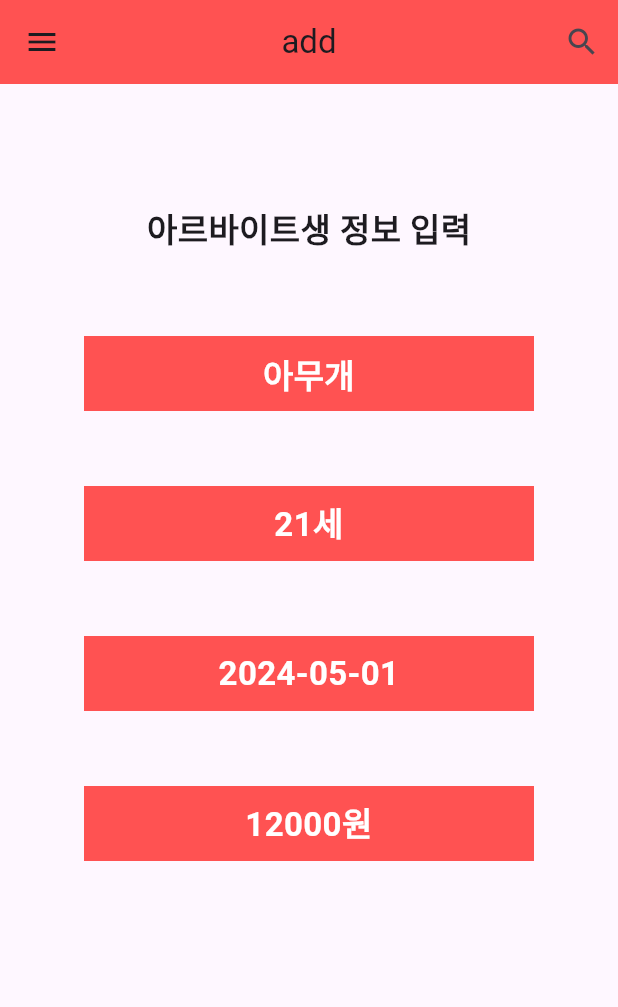
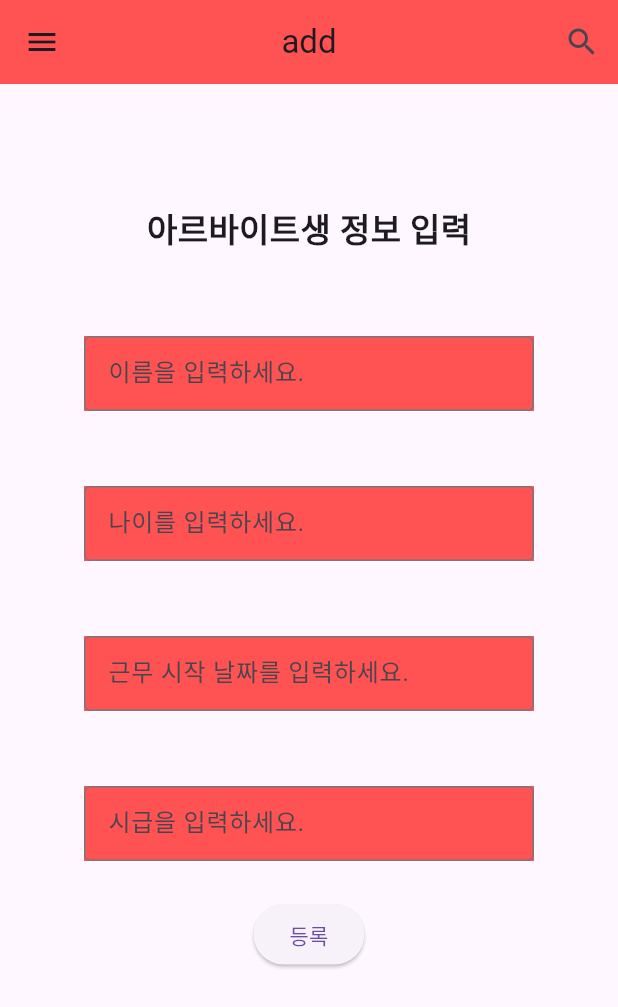
Before and after one commit to SSU-ServerProgramming-2024/alba_time, a Flutter app: the Add_info screen opened directly, on a phone screen of 412 x 824 dp. Shown: the top 1007 px of the screen. Run offline on Flutter 3.47's test engine with Material 3 defaults, Android fonts, the phone set to English and light mode, and no system bars; missing offline and left inert: flutter_timetable.

Commit message:
modify page to add employee

```diff
--- a/lib/add_emp_info.dart
+++ b/lib/add_emp_info.dart
@@ -35,7 +35,14 @@ class _AddInfoState extends State<Add_info> {
                   width: 300,
                   height: 50,
                   margin: EdgeInsets.all(25),
-                  child: Text('아무개', style: TextStyle(fontSize: 22, fontWeight: FontWeight.bold, color: Colors.white), textAlign: TextAlign.center,),
+                  child: TextField(
+                    style: TextStyle(color: Colors.white70),
+                    decoration: InputDecoration(
+                      hintText: '이름을 입력하세요.',
+                      border: OutlineInputBorder(),
+                    ),
+                    keyboardType: TextInputType.text,
+                  ),
                 ),
                 Container(
                   alignment: Alignment.center,
@@ -43,7 +50,14 @@ class _AddInfoState extends State<Add_info> {
                   width: 300,
                   height: 50,
                   margin: EdgeInsets.all(25),
-                  child: Text('21세', style: TextStyle(fontSize: 22, fontWeight: FontWeight.bold, color: Colors.white), textAlign: TextAlign.center),
+                  child: TextField(
+                    style: TextStyle(color: Colors.white70),
+                    decoration: InputDecoration(
+                      hintText: '나이를 입력하세요.',
+                      border: OutlineInputBorder(),
+                    ),
+                    keyboardType: TextInputType.number,
+                  ),
                 ),
                 Container(
                   alignment: Alignment.center,
@@ -51,7 +65,14 @@ class _AddInfoState extends State<Add_info> {
                   width: 300,
                   height: 50,
                   margin: EdgeInsets.all(25),
-                  child: Text('2024-05-01', style: TextStyle(fontSize: 22, fontWeight: FontWeight.bold, color: Colors.white), textAlign: TextAlign.center),
+                  child: TextField(
+                    style: TextStyle(color: Colors.white70),
+                    decoration: InputDecoration(
+                      hintText: '근무 시작 날짜를 입력하세요.',
+                      border: OutlineInputBorder(),
+                    ),
+                    keyboardType: TextInputType.datetime,
+                  ),
                 ),
                 Container(
                   alignment: Alignment.center,
@@ -59,7 +80,21 @@ class _AddInfoState extends State<Add_info> {
                   width: 300,
                   height: 50,
                   margin: EdgeInsets.all(25),
-                  child: Text('12000원', style: TextStyle(fontSize: 22, fontWeight: FontWeight.bold, color: Colors.white), textAlign: TextAlign.center),
+                  child: TextField(
+                    style: TextStyle(color: Colors.white70),
+                    decoration: InputDecoration(
+                      hintText: '시급을 입력하세요.',
+                      border: OutlineInputBorder(),
+                    ),
+                    keyboardType: TextInputType.number,
+                  ),
+                ),
+                ElevatedButton(
+                    onPressed: () {
+                      //if button clicks,
+                      print("pressed");
+                    },
+                    child: Text('등록'),
                 ),
               ],
           ),
```
